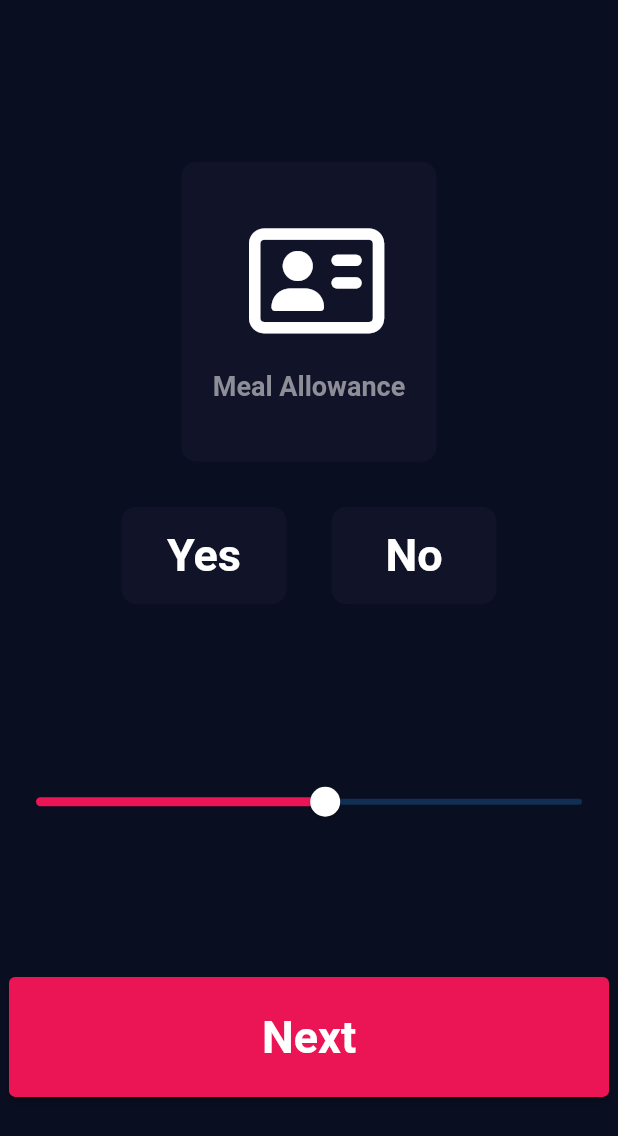
After one commit to MiguelAzevedo2108/Salary, a Flutter app: the MealPage screen opened directly, on a phone screen of 412 x 824 dp. The commit adds this screen. Shown: the top 1136 px of the screen. Run offline on Flutter 3.47's test engine with Material 2 defaults, Android fonts, the phone set to English and light mode, and no system bars; our stand-ins replace font_awesome_flutter.

Commit message:
meal page done

```diff
--- /dev/null
+++ b/lib/cards/yes_no_card.dart
@@ -0,0 +1,26 @@
+import 'package:flutter/material.dart';
+
+class YesNoCard extends StatelessWidget {
+  final Color color;
+  final Widget? cardChild;
+  final VoidCallback onPress;
+
+  YesNoCard({required this.color, this.cardChild, required this.onPress});
+
+  @override
+  Widget build(BuildContext context) {
+    return GestureDetector(
+      onTap: onPress,
+      child: Container(
+          margin: const EdgeInsets.all(15),
+          decoration: BoxDecoration(
+            color: color,
+            borderRadius: BorderRadius.circular(10.0),
+          ),
+          height: 65.0,
+          width: 110.0,
+          child: cardChild,
+        ),
+    );
+  }
+}
--- /dev/null
+++ b/lib/pages/meal_page/meal_page.dart
@@ -0,0 +1,128 @@
+import 'package:flutter/material.dart';
+import 'package:font_awesome_flutter/font_awesome_flutter.dart';
+import 'package:salary/cards/card.dart';
+import 'package:salary/cards/card_content.dart';
+import 'package:salary/cards/yes_no_card.dart';
+
+import '../fiscal_page/fiscal_page.dart';
+import '../home_page/home_page.dart';
+
+class MealPage extends StatefulWidget {
+  const MealPage({super.key});
+
+  @override
+  State<MealPage> createState() => _MealPageState();
+}
+
+class _MealPageState extends State<MealPage> {
+  double mealCardValue = 7.63;
+  String? mealCardOption;
+
+  List<DropdownMenuItem<String>> cardMealOptions = [
+    const DropdownMenuItem(value: "Yes", child: Text("Yes")),
+    const DropdownMenuItem(value: "No", child: Text("No"))
+  ];
+
+  String? yesNoOption;
+
+  @override
+  Widget build(BuildContext context) {
+    return Scaffold(
+      body: Column(
+        mainAxisAlignment: MainAxisAlignment.spaceEvenly,
+        children: [
+          Column(
+            mainAxisAlignment: MainAxisAlignment.spaceEvenly,
+            children: [
+              HCard(
+                  color: standardCardColor,
+                  cardChild: CardContent(
+                    icon: FontAwesomeIcons.addressCard,
+                    text: 'Meal Allowance',
+                  ),
+                  onPress: () {}),
+              Row(
+                mainAxisAlignment: MainAxisAlignment.center,
+                children: [
+                  YesNoCard(
+                    onPress: () {
+                      setState(() {
+                        yesNoOption = "Yes";
+                      });
+                    },
+                    color: yesNoOption == "Yes"
+                        ? selectedCardColor
+                        : standardCardColor,
+                    cardChild: const Center(
+                      child: Text(
+                        "Yes",
+                        style: TextStyle(
+                          fontSize: 30,
+                          fontWeight: FontWeight.bold,
+                        ),
+                      ),
+                    ),
+                  ),
+                  YesNoCard(
+                    onPress: () {
+                      setState(() {
+                        yesNoOption = "No";
+                      });
+                    },
+                    color: yesNoOption == "No"
+                        ? selectedCardColor
+                        : standardCardColor,
+                    cardChild: const Center(
+                      child: Text(
+                        "No",
+                        style: TextStyle(
+                          fontSize: 30,
+                          fontWeight: FontWeight.bold,
+                        ),
+                      ),
+                    ),
+                  ),
+                ],
+              ),
+            ],
+          ),
+          Slider(
+              value: mealCardValue,
+              min: 5,
+              max: 10,
+              divisions: 100,
+              thumbColor: Colors.white,
+              activeColor: bottomContainerColor,
+              label: mealCardValue.toString(),
+              onChanged: (double value) {
+                setState(() {
+                  mealCardValue = value;
+                });
+              }),
+          SizedBox(
+            width: 400,
+            height: bottomContainerHeight,
+            child: ElevatedButton(
+              onPressed: () {
+                Navigator.of(context).push(MaterialPageRoute(
+                    builder: (context) => const FiscalPage()));
+              },
+              style: const ButtonStyle(
+                backgroundColor:
+                    MaterialStatePropertyAll<Color>(bottomContainerColor),
+              ),
+              child: const Text(
+                "Next",
+                style: TextStyle(
+                  fontSize: 30.0,
+                  fontWeight: FontWeight.bold,
+                  color: Colors.white,
+                ),
+              ),
+            ),
+          )
+        ],
+      ),
+    );
+  }
+}
```
Also changed, not shown: lib/pages/fiscal_page/fiscal_page.dart (renamed from lib/pages/fiscal_page/second_page.dart, +8 -7 lines), lib/pages/home_page/home_page.dart (+3 -42 lines).
